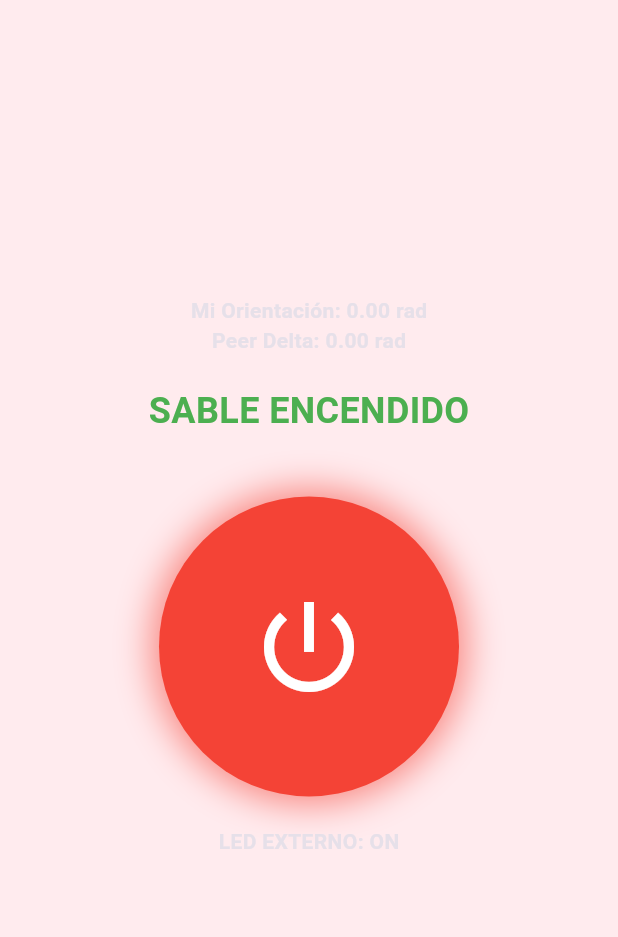
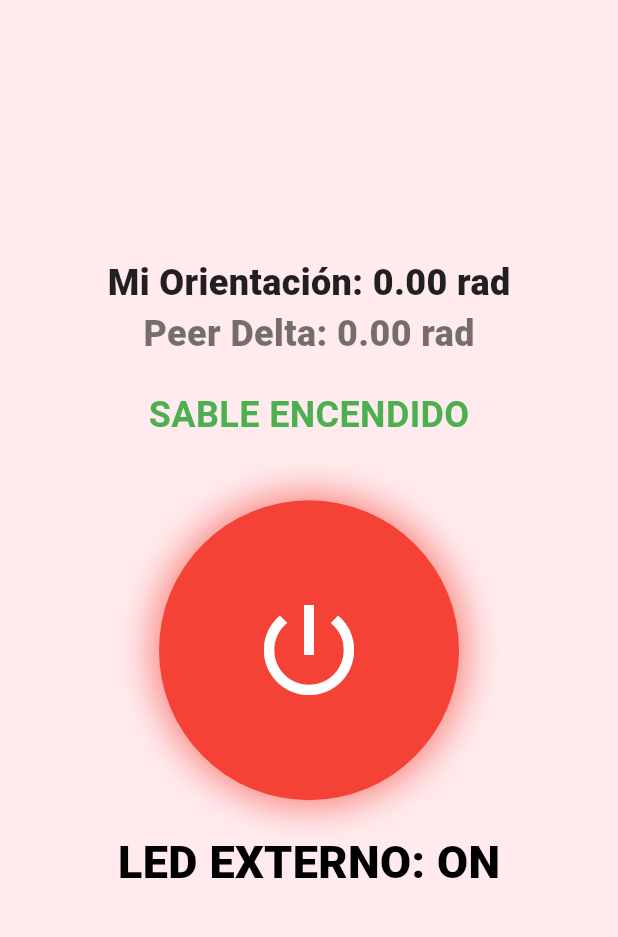
Before and after one commit to cahuerc01/imu, a Flutter app: the DuelScreen screen opened directly, after a tap on the "power settings new" icon, on a phone screen of 412 x 824 dp, the part 84-1021 px from its top. Run offline on Flutter 3.47's test engine with Material 3 defaults, Android fonts, the phone set to English and light mode, and no system bars; our stand-ins replace audioplayers, permission_handler, sensors_plus, vibration; missing offline and left inert: network_info_plus.

Commit message:
fmuchos mas fixes de colision

```diff
--- a/lib/screens/duel_screen.dart
+++ b/lib/screens/duel_screen.dart
@@ -29,6 +29,9 @@ class _DuelScreenState extends State<DuelScreen> {
   // Estado del Peer
   bool isPeerSaberOn = false;
   double peerDeltaAzimuth = 0.0; // Ángulo relativo del peer
+
+  // Variables para orientación adaptativa
+  double _lastAccelY = 0.0;
 
   // Variables para LEDs y Colisión
   bool isLedOn = false; // Variable requerida para controlar LEDs externos
@@ -97,33 +100,60 @@ class _DuelScreenState extends State<DuelScreen> {
 
   void _startSensors() {
     // 1. Leer Magnetómetro para Orientación (Saber Dirección)
-    // Usamos MagnetometerEvent para obtener el norte magnético (Azimuth absoluto)
     _magnetometerSub = magnetometerEventStream().listen((
       MagnetometerEvent event,
     ) {
-      // Cálculo básico de azimuth (brújula 2D)
-      // atan2(y, x) da el ángulo respecto al norte
-      double azimuth = atan2(event.y, event.x);
+      double azimuth;
+      // Orientación Adaptativa:
+      // Si el móvil está vertical (Y > 5.0 aprox, gravedad es 9.8), usamos Z y X.
+      // Si está plano (Z > 5.0), usamos Y y X.
+      bool isVertical = _lastAccelY.abs() > 5.0;
+
+      if (isVertical) {
+        // Modo "Espada" (Vertical)
+        azimuth = atan2(event.z, event.x);
+      } else {
+        // Modo "Mesa" (Plano)
+        azimuth = atan2(event.y, event.x);
+      }
+
       setState(() {
         localAzimuth = azimuth;
       });
-
-      // Si quisiéramos usar giroscopio puro sería más suave pero derivaría (drift).
-      // Para este ejemplo, magnetómetro es más sencillo para "saber dónde apuntas".
     });
 
-    // 2. Leer Acelerómetro para Sonido de "Swing" (Movimiento)
+    // 2. Leer Acelerómetro para Sonido de "Swing" y Orientación Adaptativa
     _accelerometerSub = userAccelerometerEventStream().listen((
       UserAccelerometerEvent event,
     ) {
+      // Guardamos para uso en magnetómetro (aunque userAccelerometer quita gravedad,
+      // para detectar postura idealmente usaríamos accelerometerEventStream normal.
+      // Pero para simplificar, usaremos userAccelerometer asumiendo movimientos o
+      // mejor aún, cambiamos a accelerometerEventStream para la gravedad).
+    });
+    // CORRECCIÓN: Necesitamos la gravedad para saber la postura.
+    // Usamos accelerometerEventStream en lugar de userAccelerometerEventStream para esto?
+    // No, userAccelerometer es mejor para swings.
+    // Vamos a suscribirnos TAMBIÉN al acelerómetro normal para la gravedad.
+    // O simplemente asumimos que userAccelerometer ~ 0 es quieto, pero no nos da la gravedad.
+    // Haremos un truco: usaremos el sensor de gravedad si está disponible o accelerometer normal.
+    // Por simplicidad, cambiamos userAccelerometer a accelerometer normal para TODO.
+    _accelerometerSub = accelerometerEventStream().listen((
+      AccelerometerEvent event,
+    ) {
+      _lastAccelY = event.y;
+
       if (!isSaberOn) return;
 
-      // Calcular magnitud del movimiento
+      // Calcular magnitud del movimiento (quitando gravedad aprox con filtro paso alto sería ideal,
+      // pero magnitud bruta > 15 suele ser un swing fuerte si gravedad es 9.8)
       double magnitude = sqrt(
         event.x * event.x + event.y * event.y + event.z * event.z,
       );
 
-      if (magnitude > SaberConfig.swingThreshold) {
+      // Umbral ajustado para acelerómetro con gravedad (9.8 base)
+      // Swing fuerte será > 13.0 o < 6.0
+      if ((magnitude - 9.8).abs() > SaberConfig.swingThreshold) {
         _audioManager.playSwing();
       }
     });
@@ -182,7 +212,14 @@ class _DuelScreenState extends State<DuelScreen> {
     );
 
     // Verificar Intersección de Segmentos
-    if (_doLinesIntersect(myStart, myEnd, peerStart, peerEnd)) {
+    bool intersection = _doLinesIntersect(myStart, myEnd, peerStart, peerEnd);
+
+    // Verificar Proximidad de Puntas (Tip Proximity)
+    // Si las puntas están cerca (< 30cm), cuenta como choque (bloqueo/estocada)
+    double tipDistance = myEnd.distanceTo(peerEnd);
+    bool tipsClose = tipDistance < 0.3; // 30 cm
+
+    if (intersection || tipsClose) {
       _triggerCollisionEffect();
     }
   }
@@ -298,11 +335,19 @@ class _DuelScreenState extends State<DuelScreen> {
             // Visualización DEBUG (Opcional, ayuda a entender)
             Text(
               "Mi Orientación: ${localAzimuth.toStringAsFixed(2)} rad",
-              style: const TextStyle(fontWeight: FontWeight.bold),
+              style: const TextStyle(
+                fontWeight: FontWeight.w900,
+                fontSize: 24,
+                color: Colors.black87,
+              ),
             ),
             Text(
               "Peer Delta: ${peerDeltaAzimuth.toStringAsFixed(2)} rad",
-              style: const TextStyle(fontWeight: FontWeight.bold),
+              style: const TextStyle(
+                fontWeight: FontWeight.w900,
+                fontSize: 24,
+                color: Colors.black54,
+              ),
             ),
             const SizedBox(height: 20),
             Text(
@@ -341,7 +386,11 @@ class _DuelScreenState extends State<DuelScreen> {
             const SizedBox(height: 20),
             Text(
               isLedOn ? "LED EXTERNO: ON" : "LED EXTERNO: OFF",
-              style: const TextStyle(fontWeight: FontWeight.bold),
+              style: const TextStyle(
+                fontWeight: FontWeight.w900,
+                fontSize: 30,
+                color: Colors.black,
+              ),
             ),
             if (_isInCollisionWindow)
               const Text(
```
